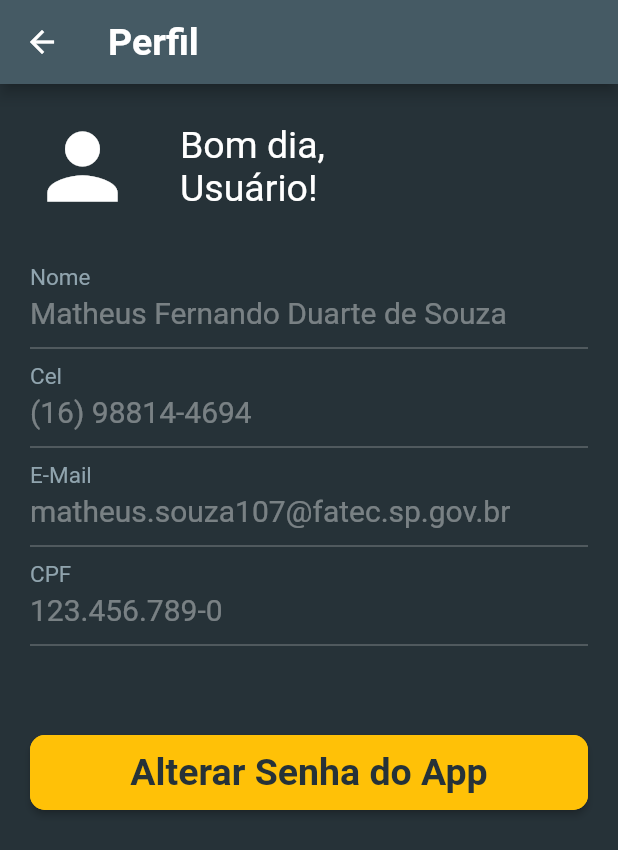
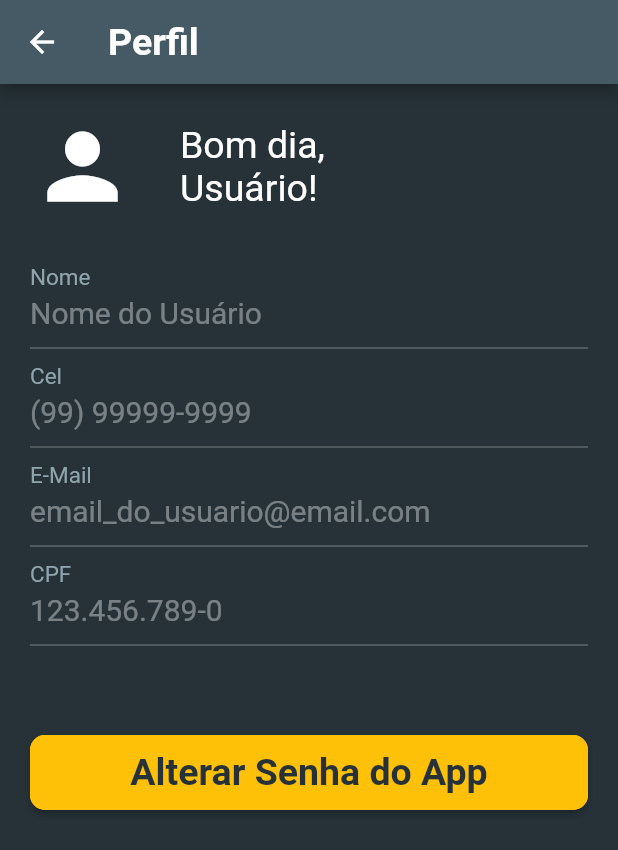
Before and after one commit to TamiresLRCosta/Flutter_project_app01, a Flutter app: the TelaPerfil screen opened by its route, on a phone screen of 412 x 824 dp. Shown: the top 850 px of the screen. Run offline on Flutter 3.47's test engine with Material 2 defaults, Android fonts, the phone set to English and light mode, and no system bars; our stand-ins replace carousel_slider.

Commit message:
Ultimos ajustes, projeto finalizado para entrega.

```diff
--- a/lib/components/RedirecionarURL.dart
+++ b/lib/components/RedirecionarURL.dart
@@ -1,7 +1,7 @@
 import 'package:url_launcher/url_launcher.dart';
 
 dynamic redirecionarURL() async {
-  const url = "https://facebook.com";
+  const url = "https://google.com";
   if (await canLaunch(url)) {
     await launch(url);
   } else {
--- a/lib/screens/telaAlterarSenha.dart
+++ b/lib/screens/telaAlterarSenha.dart
@@ -75,6 +75,7 @@ class _AlterarSenhaState extends State<AlterarSenha> {
                           child: Text(
                             "Ok",
                             style: TextStyle(fontSize: 20),
+                            textAlign: TextAlign.center,
                           ),
                         ),
                       );
--- a/lib/screens/telaPerfil.dart
+++ b/lib/screens/telaPerfil.dart
@@ -7,9 +7,9 @@ class TelaPerfil extends StatelessWidget {
   final TextEditingController controladorCampoCPF = TextEditingController();
   @override
   Widget build(BuildContext context) {
-    controladorCampoNome.text = "Matheus Fernando Duarte de Souza";
-    controladorCampoCel.text = "(16) 98814-4694";
-    controladorCampoEmail.text = "matheus.souza107@fatec.sp.gov.br";
+    controladorCampoNome.text = "Nome do Usuário";
+    controladorCampoCel.text = "(99) 99999-9999";
+    controladorCampoEmail.text = "email_do_usuario@email.com";
     controladorCampoCPF.text = "123.456.789-0";
     return Scaffold(
       backgroundColor: Colors.blueGrey[900],
--- a/lib/screens/telaRegistrar.dart
+++ b/lib/screens/telaRegistrar.dart
@@ -58,6 +58,7 @@ class TelaRegister extends StatelessWidget {
                           child: Text(
                             "Ok",
                             style: TextStyle(fontSize: 20),
+                            textAlign: TextAlign.center,
                           ),
                         ),
                       );
```
Also changed, not shown: lib/screens/telaPrincipal.dart (line endings or trailing spaces).
